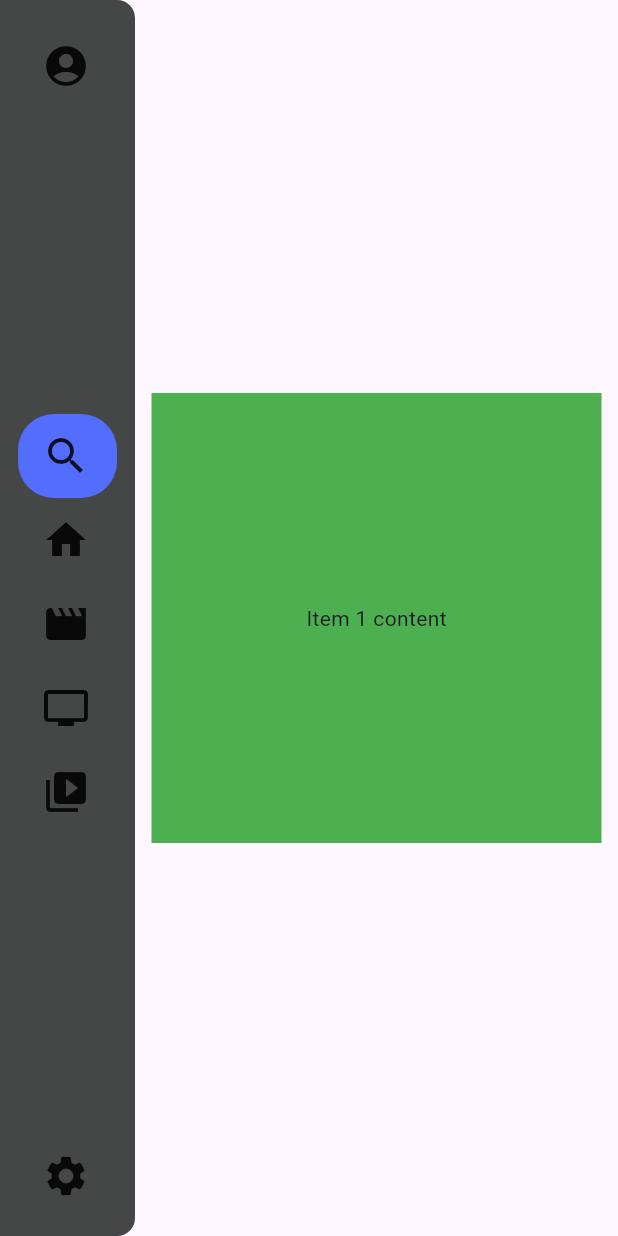
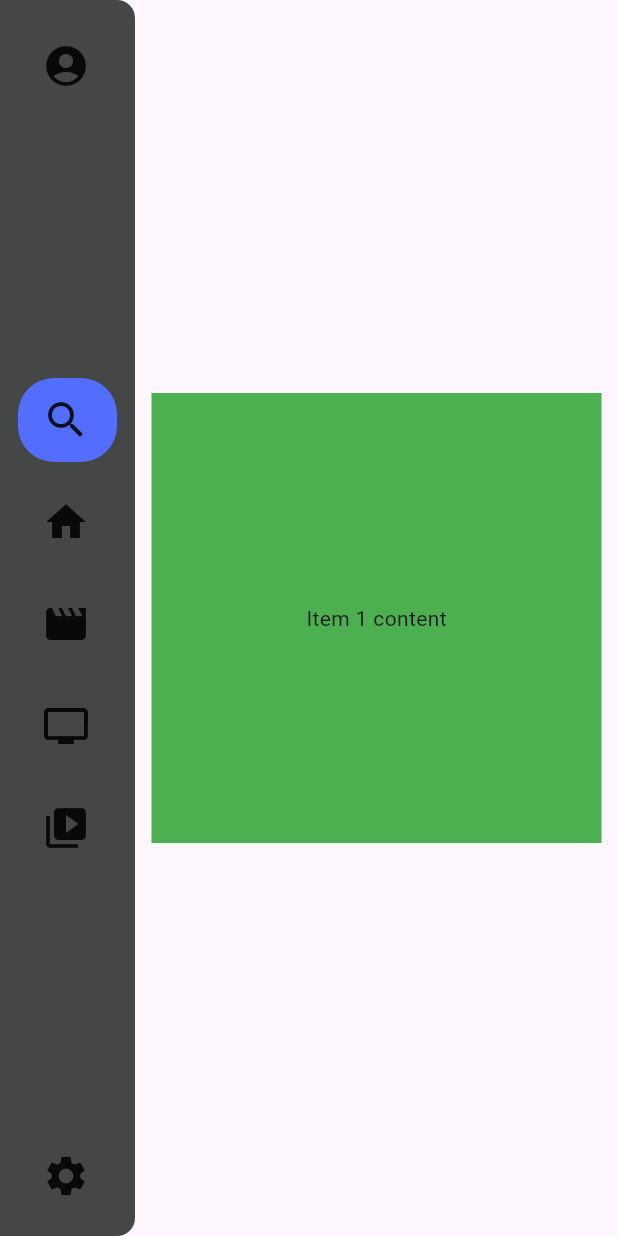
Before and after one commit to dinaraparanid/tv_plus, a Flutter app: the screen it shows after launch, on a phone screen of 412 x 824 dp. Run offline on Flutter 3.47's test engine with Material 3 defaults, Android fonts, the phone set to English and light mode, and no system bars.

Commit message:
tv nav drawer constraints & animation support

```diff
--- a/example/lib/material/navigation/navigation_drawer_sample.dart
+++ b/example/lib/material/navigation/navigation_drawer_sample.dart
@@ -7,7 +7,7 @@ final class NavigationDrawerSample extends StatelessWidget {
   static const _animationDuration = Duration(milliseconds: 300);
 
   static const _items = [
-    ('Search', Icons.search),
+    ('BOB, I want all my Garmonbozia', Icons.search),
     ('Home', Icons.home),
     ('Movies', Icons.movie),
     ('Shows', Icons.tv),
@@ -17,6 +17,7 @@ final class NavigationDrawerSample extends StatelessWidget {
   @override
   Widget build(BuildContext context) {
     return TvNavigationDrawer(
+      drawerExpandDuration: _animationDuration,
       drawerDecoration: BoxDecoration(
         color: Color(0xFF444746),
         borderRadius: BorderRadius.only(
@@ -27,6 +28,7 @@ final class NavigationDrawerSample extends StatelessWidget {
       headerBuilder: _buildHeader,
       footerBuilder: _buildFooter,
       itemCount: 5,
+      separatorBuilder: (_, _, _) => SizedBox(height: 12),
       itemBuilder: (node, index, isSelected) {
         return _buildItem(
           node: node,
@@ -82,9 +84,12 @@ final class NavigationDrawerSample extends StatelessWidget {
           color: Colors.transparent,
         ),
       }),
-      builder: (_, constraints, states) {
+      builder: (_, constraints, states, isDrawerExpanded) {
         return ConstrainedBox(
           constraints: constraints,
+          child: AnimatedOpacity(
+            opacity: isDrawerExpanded ? 1 : 0,
+            duration: _animationDuration,
             child: Column(
               mainAxisSize: MainAxisSize.min,
               crossAxisAlignment: CrossAxisAlignment.start,
@@ -109,6 +114,7 @@ final class NavigationDrawerSample extends StatelessWidget {
                   ),
                 ),
               ],
+            ),
           ),
         );
       },
@@ -150,9 +156,14 @@ final class NavigationDrawerSample extends StatelessWidget {
           borderRadius: BorderRadius.all(Radius.circular(24)),
         );
       }),
-      builder: (_, constraints, states) {
+      builder: (_, constraints, states, isDrawerExpanded) {
         return ConstrainedBox(
           constraints: constraints,
+          child: Stack(
+            children: [
+              AnimatedOpacity(
+                opacity: isDrawerExpanded ? 1 : 0,
+                duration: _animationDuration,
                 child: Text(
                   title,
                   maxLines: 1,
@@ -163,6 +174,9 @@ final class NavigationDrawerSample extends StatelessWidget {
                     fontWeight: FontWeight.w600,
                   ),
                 ),
+              ),
+            ],
+          ),
         );
       },
     );
--- a/lib/material/navigation/tv_navigation_drawer.dart
+++ b/lib/material/navigation/tv_navigation_drawer.dart
@@ -2,8 +2,6 @@ import 'package:flutter/material.dart';
 
 import '../../dpad/dpad.dart';
 import '../material.dart';
-
-const _animatedDuration = Duration(milliseconds: 300);
 
 final class TvNavigationDrawer extends StatefulWidget {
   const TvNavigationDrawer({
@@ -14,6 +12,7 @@ final class TvNavigationDrawer extends StatefulWidget {
     this.drawerDecoration,
     this.constraints = const BoxConstraints(minWidth: 90, maxWidth: 280),
     this.drawerPadding = const EdgeInsets.all(12),
+    this.drawerExpandDuration = const Duration(milliseconds: 300),
     required this.itemCount,
     required this.itemBuilder,
     this.separatorBuilder,
@@ -27,6 +26,7 @@ final class TvNavigationDrawer extends StatefulWidget {
   final BoxDecoration? drawerDecoration;
   final BoxConstraints constraints;
   final EdgeInsets drawerPadding;
+  final Duration drawerExpandDuration;
   final int itemCount;
 
   final TvNavigationItem Function(
@@ -117,7 +117,7 @@ final class TvNavigationDrawerState extends State<TvNavigationDrawer> {
           return Row(
             children: [
               AnimatedContainer(
-                duration: _animatedDuration,
+                duration: widget.drawerExpandDuration,
                 constraints: widget.constraints.copyWith(
                   maxWidth: isExpanded ? null : widget.constraints.minWidth,
                 ),
@@ -147,6 +147,7 @@ final class TvNavigationDrawerState extends State<TvNavigationDrawer> {
                             model: item,
                             node: node,
                             isDrawerExpanded: isExpanded,
+                            drawerExpandDuration: widget.drawerExpandDuration,
                           );
                         },
                       );
@@ -202,6 +203,7 @@ final class TvNavigationDrawerState extends State<TvNavigationDrawer> {
                                 node: node,
                                 isSelected: isSelected,
                                 isDrawerExpanded: isExpanded,
+                                drawerExpandDuration: widget.drawerExpandDuration,
                               );
                             },
                           );
@@ -231,6 +233,7 @@ final class TvNavigationDrawerState extends State<TvNavigationDrawer> {
                             model: item,
                             node: node,
                             isDrawerExpanded: isExpanded,
+                            drawerExpandDuration: widget.drawerExpandDuration,
                           );
                         },
                       );
@@ -262,12 +265,14 @@ final class _TvNavigationDrawerItem extends StatelessWidget {
     required this.node,
     this.isSelected = false,
     required this.isDrawerExpanded,
+    required this.drawerExpandDuration,
   });
 
   final TvNavigationItem model;
   final FocusNode node;
   final bool isSelected;
   final bool isDrawerExpanded;
+  final Duration drawerExpandDuration;
 
   @override
   Widget build(BuildContext context) {
@@ -280,18 +285,23 @@ final class _TvNavigationDrawerItem extends StatelessWidget {
         : focusedState;
 
     return AnimatedContainer(
-      duration: _animatedDuration,
+      duration: drawerExpandDuration,
       padding: model.contentPadding,
       decoration: model.decoration.resolve(widgetState),
       child: Row(
         children: [
-          Flexible(child: Icon(model.icon, size: model.iconSize)),
+          Flexible(flex: 0, child: Icon(model.icon, size: model.iconSize)),
           Expanded(
             child: LayoutBuilder(
               builder: (context, constraints) {
                 return Padding(
                   padding: EdgeInsets.only(left: model.iconSpacing),
-                  child: model.builder(context, constraints, widgetState),
+                  child: model.builder(
+                    context,
+                    constraints,
+                    widgetState,
+                    isDrawerExpanded,
+                  ),
                 );
               },
             ),
--- a/lib/material/navigation/tv_navigation_item.dart
+++ b/lib/material/navigation/tv_navigation_item.dart
@@ -23,5 +23,11 @@ final class TvNavigationItem {
   final EdgeInsets contentPadding;
   final WidgetStateProperty<BoxDecoration> decoration;
   final VoidCallback? onSelect;
-  final Widget Function(BuildContext, BoxConstraints, Set<WidgetState>) builder;
+
+  final Widget Function(
+    BuildContext context,
+    BoxConstraints itemConstraints,
+    Set<WidgetState> itemStates,
+    bool isDrawerExpanded,
+  ) builder;
 }
```
Lines whose indentation alone changed are shown as unchanged.
